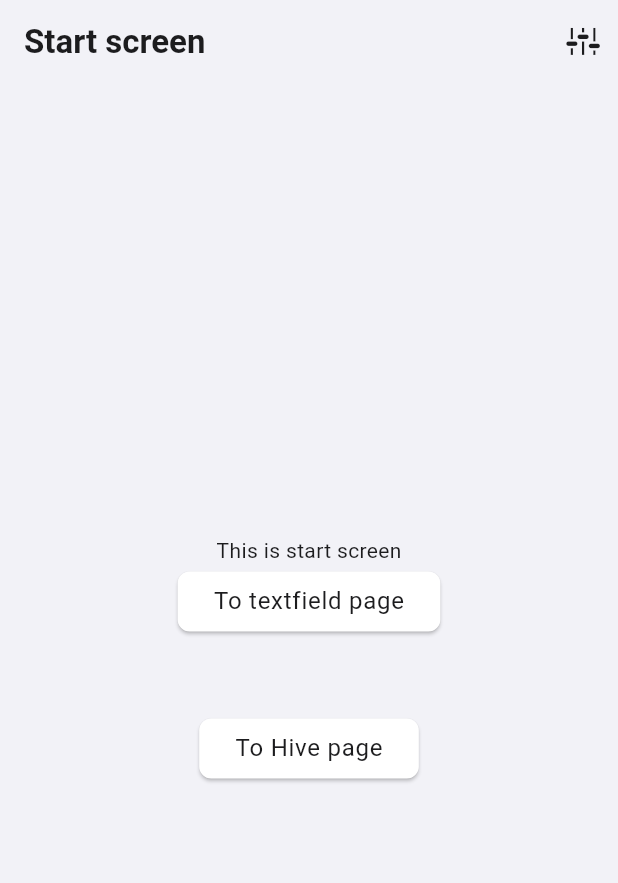
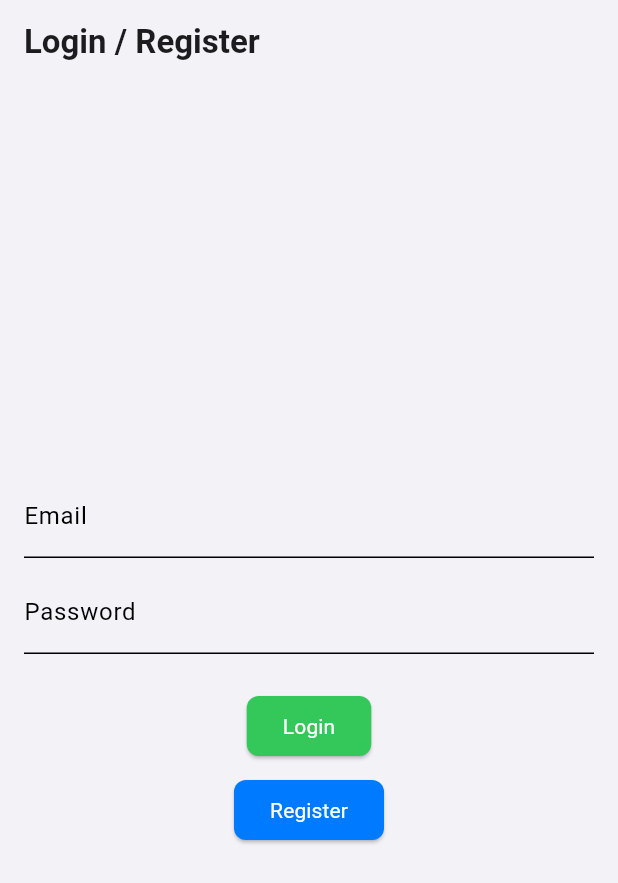
Before and after one commit to RamanGodun/Blueprint-APP, a Flutter app: the screen it shows after launch, on a phone screen of 412 x 824 dp. Shown: the top 883 px of the screen. Run offline on Flutter 3.47's test engine with Material 3 defaults, Android fonts, the phone set to English and light mode, and no system bars; our stand-ins replace easy_localization, firebase_auth, firebase_core, flutter_hooks, flutter_riverpod, flutter_secure_storage and 7 more; accounts and stored records are empty; generated files the repository leaves out were written again.

Commit message:
feat: FINISHED adding firebase and blueprint of login page

```diff
--- a/lib/main.dart
+++ b/lib/main.dart
@@ -32,14 +32,12 @@ class AppInitializer extends StatelessWidget {
   Future<void> initializeApp() async {
     await Future.wait([
       EasyLocalization.ensureInitialized(),
-      DependencyInitializer.instance.setupDependencies(),
+      DIServiceLocator.instance.setupDependencies(),
       Firebase.initializeApp(
         options: DefaultFirebaseOptions.currentPlatform,
       )
     ]);
-    await DependencyInitializer.instance
-        .getIt<ThemeController>()
-        .loadSettings();
+    await DIServiceLocator.instance.getIt<ThemeController>().loadSettings();
   }
 
   @override
--- a/lib/main/material_app.dart
+++ b/lib/main/material_app.dart
@@ -12,8 +12,7 @@ class MaterialAppWithThemeAndRoutesSettings extends StatelessWidget {
 
   @override
   Widget build(BuildContext context) {
-    final themeController =
-        DependencyInitializer.instance.getIt<ThemeController>();
+    final themeController = DIServiceLocator.instance.getIt<ThemeController>();
 
     return ListenableBuilder(
       listenable: themeController,
--- a/lib/pages/hive_box.dart
+++ b/lib/pages/hive_box.dart
@@ -7,7 +7,7 @@ import '../state management/model_4_hive.dart';
 
 class HiveBoxPage extends StatefulWidget {
   final Box<Person> box;
-  static const routeName = '/hive_box';
+  static const routeName = '/start_page/hive_box';
 
   const HiveBoxPage({super.key, required this.box});
 
--- /dev/null
+++ b/lib/pages/login_page.dart
@@ -0,0 +1,92 @@
+import 'package:flutter/material.dart';
+import 'package:firebase_auth/firebase_auth.dart';
+import 'package:go_router/go_router.dart';
+
+class LoginPage extends StatefulWidget {
+  static const routeName = '/';
+  const LoginPage({super.key});
+
+  @override
+  State<LoginPage> createState() => _LoginPageState();
+}
+
+class _LoginPageState extends State<LoginPage> {
+  final _auth = FirebaseAuth.instance;
+  final _emailController = TextEditingController();
+  final _passwordController = TextEditingController();
+
+  void _signInWithEmailAndPassword() async {
+    try {
+      final user = await _auth.signInWithEmailAndPassword(
+        email: _emailController.text,
+        password: _passwordController.text,
+      );
+      // ignore: unnecessary_null_comparison
+      if (user != null) {
+        // ignore: use_build_context_synchronously
+        context.pushNamed('StartPage');
+      }
+    } catch (e) {
+      // print(e);
+    }
+  }
+
+  void _createAccountWithEmailAndPassword() async {
+    try {
+      final newUser = await _auth.createUserWithEmailAndPassword(
+        email: _emailController.text,
+        password: _passwordController.text,
+      );
+      // ignore: unnecessary_null_comparison
+      if (newUser != null) {
+        // ignore: use_build_context_synchronously
+        context.pushNamed('StartPage');
+      }
+    } catch (e) {
+      // print(e);
+    }
+  }
+
+  @override
+  Widget build(BuildContext context) {
+    return Scaffold(
+      appBar: AppBar(title: const Text('Login / Register')),
+      body: Padding(
+        padding: const EdgeInsets.all(16.0),
+        child: Column(
+          mainAxisAlignment: MainAxisAlignment.center,
+          children: <Widget>[
+            TextField(
+              controller: _emailController,
+              decoration: const InputDecoration(labelText: 'Email'),
+            ),
+            const SizedBox(height: 8),
+            TextField(
+              controller: _passwordController,
+              decoration: const InputDecoration(labelText: 'Password'),
+              obscureText: true,
+            ),
+            const SizedBox(height: 24),
+            ElevatedButton(
+              onPressed: _signInWithEmailAndPassword,
+              style: ElevatedButton.styleFrom(
+                backgroundColor: Theme.of(context).colorScheme.secondary,
+                foregroundColor: Colors.white,
+              ),
+              child: const Text('Login'),
+            ),
+            const SizedBox(height: 8),
+            ElevatedButton(
+              onPressed: _createAccountWithEmailAndPassword,
+              style: ElevatedButton.styleFrom(
+                backgroundColor: Theme.of(context).colorScheme.primary,
+                foregroundColor: Colors.white,
+              ),
+              child: const Text('Register'),
+            ),
+          ],
+        ),
+      ),
+    );
+  }
+}
--- a/lib/pages/settings_page.dart
+++ b/lib/pages/settings_page.dart
@@ -7,7 +7,7 @@ import '../widgets/icons_dialog.dart';
 import '../widgets/theme_drop_down_button.dart';
 
 class SettingsPage extends StatefulWidget {
-  static const routeName = '/settings';
+  static const routeName = '/start_page/settings';
   const SettingsPage({super.key});
 
   @override
--- a/lib/pages/start_page.dart
+++ b/lib/pages/start_page.dart
@@ -5,7 +5,7 @@ import '../src/localization/gen by easy_localization/locale_keys.g.dart';
 import '../theme configuration/this_app_icons_icons.dart';
 
 class StartPage extends StatefulWidget {
-  static const routeName = '/';
+  static const routeName = '/start_page';
   const StartPage({super.key});
 
   @override
--- a/lib/pages/textfield_page.dart
+++ b/lib/pages/textfield_page.dart
@@ -2,7 +2,7 @@ import 'package:flutter/material.dart';
 import 'package:flutter_hooks/flutter_hooks.dart';
 
 class TextFieldPage extends HookWidget {
-  static const routeName = '/new_screen';
+  static const routeName = '/start_page/new_screen';
 
   const TextFieldPage({super.key});
 
--- a/lib/src/app routing/app_routes.dart
+++ b/lib/src/app routing/app_routes.dart
@@ -1,6 +1,7 @@
 import 'package:blueprint_app/src/app%20routing/cup_page_transition.dart';
 import 'package:go_router/go_router.dart';
 import '../../pages/hive_box.dart';
+import '../../pages/login_page.dart';
 import '../../pages/start_page.dart';
 import '../../pages/settings_page.dart';
 import '../../pages/textfield_page.dart';
@@ -11,6 +12,24 @@ class AppRoutes {
     routes: [
       GoRoute(
         path: '/',
+        name: 'LoginPage',
+        pageBuilder: (context, state) {
+          return CustomTransitionPage(
+            key: state.pageKey,
+            child: const LoginPage(),
+            transitionsBuilder:
+                (context, animation, secondaryAnimation, child) {
+              return CupertinoPageTransition(
+                primaryRouteAnimation: animation,
+                secondaryRouteAnimation: secondaryAnimation,
+                child: child,
+              );
+            },
+          );
+        },
+      ),
+      GoRoute(
+        path: '/start_page',
         name: 'StartPage',
         pageBuilder: (context, state) {
           return CustomTransitionPage(
@@ -28,7 +47,7 @@ class AppRoutes {
         },
       ),
       GoRoute(
-        path: '/settings',
+        path: '/start_page/settings',
         name: 'SettingsPage',
         pageBuilder: (context, state) {
           return CustomTransitionPage(
@@ -46,7 +65,7 @@ class AppRoutes {
         },
       ),
       GoRoute(
-        path: '/new_screen',
+        path: '/start_page/new_screen',
         name: 'TextFieldPage',
         pageBuilder: (context, state) {
           return CustomTransitionPage(
@@ -64,12 +83,12 @@ class AppRoutes {
         },
       ),
       GoRoute(
-        path: '/hive_box',
+        path: '/start_page/hive_box',
         name: 'HiveBoxPage',
         pageBuilder: (context, state) {
           return CustomTransitionPage(
             key: state.pageKey,
-            child: HiveBoxPage(box: DependencyInitializer.instance.personBox),
+            child: HiveBoxPage(box: DIServiceLocator.instance.personBox),
             transitionsBuilder:
                 (context, animation, secondaryAnimation, child) {
               return CupertinoPageTransition(
--- a/lib/src/services/service_locator_get_it.dart
+++ b/lib/src/services/service_locator_get_it.dart
@@ -8,13 +8,12 @@ import 'isar_service.dart';
 import 'package:shared_preferences/shared_preferences.dart';
 import 'package:flutter_secure_storage/flutter_secure_storage.dart';
 
-class DependencyInitializer {
-  DependencyInitializer._internal();
-  static final DependencyInitializer _singleton =
-      DependencyInitializer._internal();
+class DIServiceLocator {
+  DIServiceLocator._internal();
+  static final DIServiceLocator _singleton = DIServiceLocator._internal();
 
   // Публічний гетер для отримання екземпляру
-  static DependencyInitializer get instance => _singleton;
+  static DIServiceLocator get instance => _singleton;
 
   final GetIt _getIt = GetIt.instance;
   GetIt get getIt => _getIt;
```
